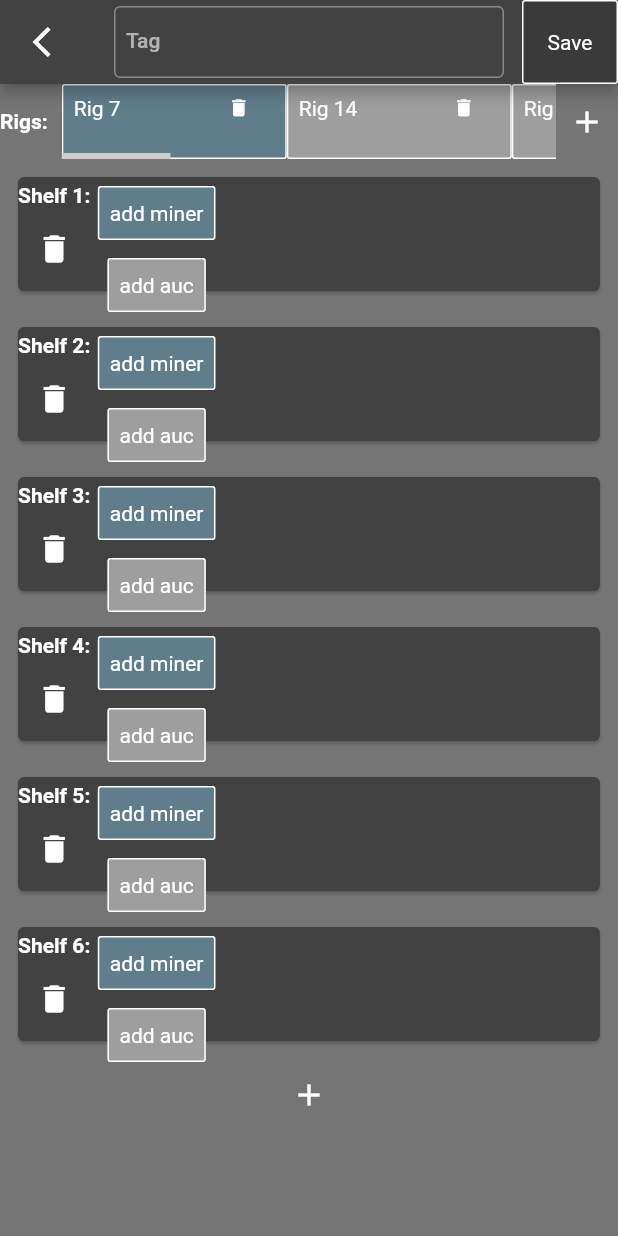
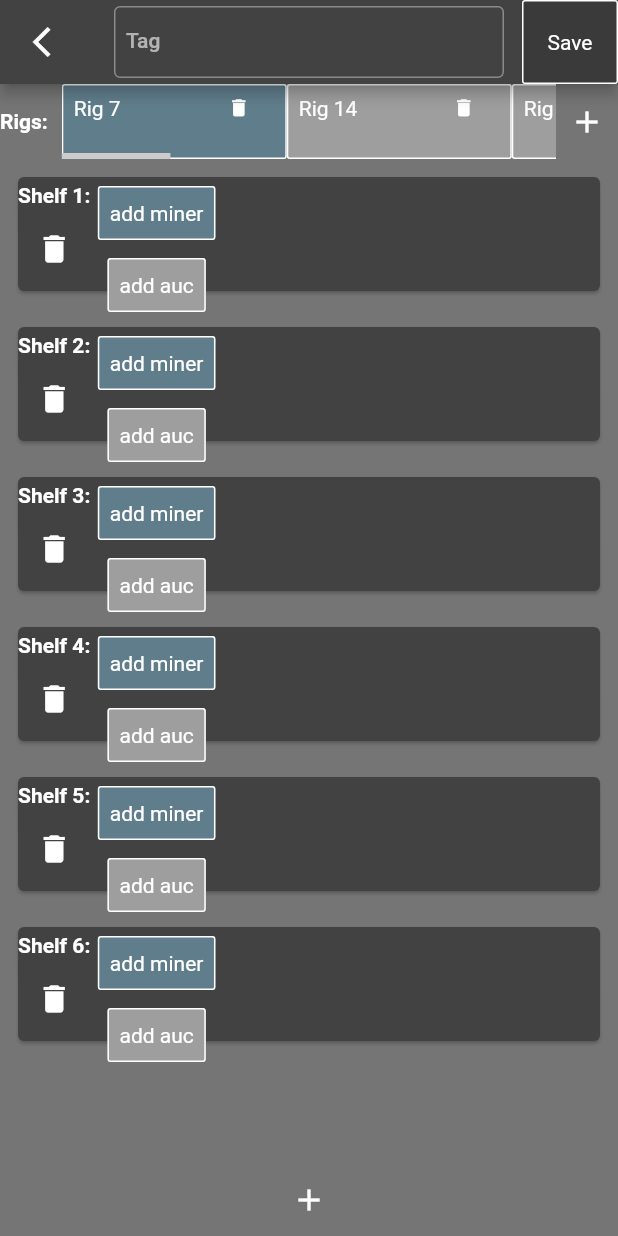
Before and after one commit to DearGrin/all_miner_monitor, a Flutter app: the ConstructorLayout screen opened directly, on a phone screen of 412 x 824 dp. Run offline on Flutter 3.47's test engine with Material 2 defaults, Android fonts, the phone set to English and light mode, and no system bars; our stand-ins replace get, hive, hive_flutter; accounts and stored records are empty.

Commit message:
stack instead of column

```diff
--- a/lib/visual_constructor/rig_constructor.dart
+++ b/lib/visual_constructor/rig_constructor.dart
@@ -14,9 +14,11 @@ class RigConstructor extends StatelessWidget {
     return GetBuilder<ConstructorController>(
       id: 'rig_${rig.id}',
         builder: (_){
-          return Column(
+          return Stack(
             children: [
-              ListView.builder(
+              Padding(
+                padding: const EdgeInsets.only(bottom: 50.0),
+                child: ListView.builder(
                   shrinkWrap: true,
                     controller: ScrollController(),
                     itemCount: _.layout.value.rigs?.firstWhere((element) => element.id==rig.id).shelves?.length??0,
@@ -24,7 +26,10 @@ class RigConstructor extends StatelessWidget {
                       return ShelfConstructor(rig.id, _.layout.value.rigs?.firstWhere((element) => element.id==rig.id).shelves?[index].id??0);
                     }
                 ),
-              IconButton(onPressed: (){controller.addShelf(rig.id);}, icon: const Icon(Icons.add))
+              ),
+              Align(
+                  alignment: Alignment.bottomCenter,
+                  child: IconButton(onPressed: (){controller.addShelf(rig.id);}, icon: const Icon(Icons.add)))
             ],
           );
        /*
```
Lines whose indentation alone changed are shown as unchanged.
